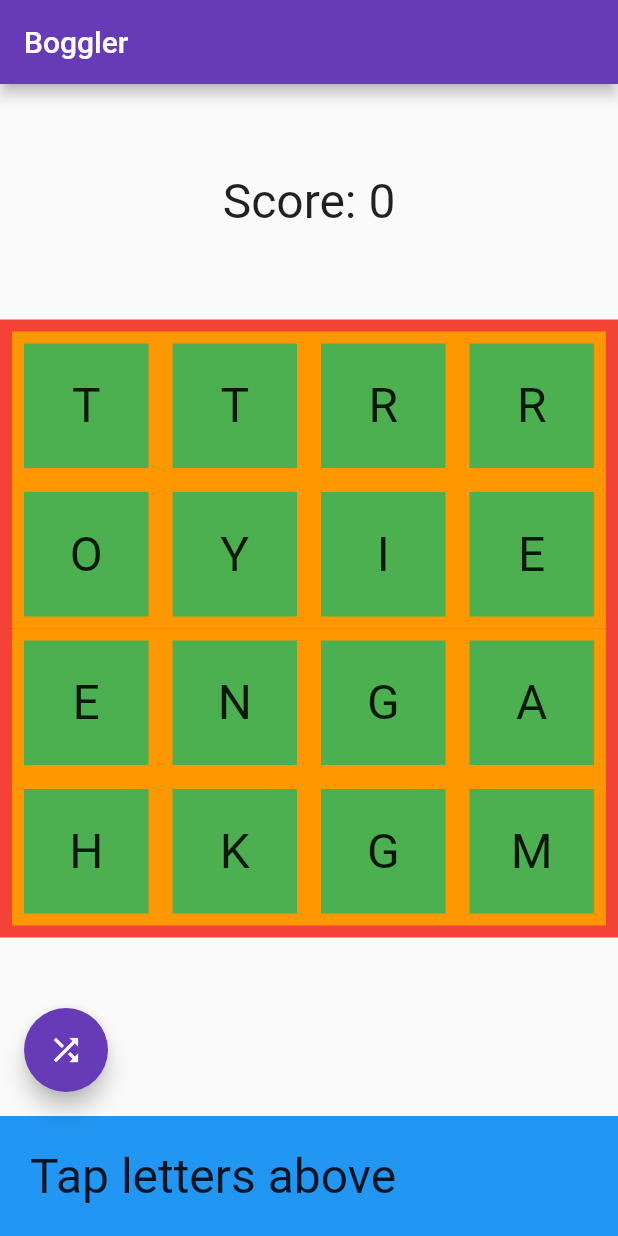
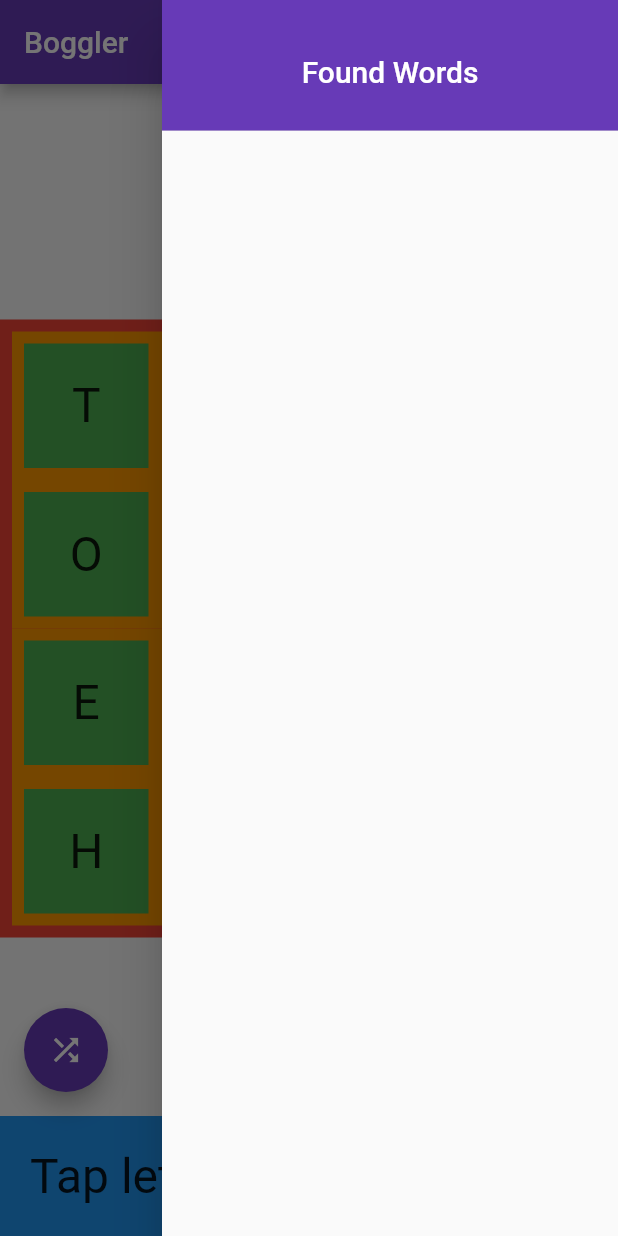
Before and after one commit to byronhallett/boggler, a Flutter app: the screen it shows after launch, with the side drawer open (before the commit the screen has no drawer), on a phone screen of 412 x 824 dp. Run offline on Flutter 3.47's test engine with Material 2 defaults, Android fonts, the phone set to English and light mode, and no system bars.

Commit message:
add roll confirmation, word drawer

```diff
--- a/lib/bottom_bar.dart
+++ b/lib/bottom_bar.dart
@@ -25,8 +25,12 @@ class BottomBar extends StatelessWidget {
         return "Word not found";
       case Result.duplicate:
         return "Word already submitted";
+      case Result.short:
+        return "Must have min 3 letters";
       case Result.pass:
-        return "Scored " + lastScore.toString() + " points";
+        return "Scored " +
+            lastScore.toString() +
+            (lastScore > 1 ? " points" : " point");
       default:
         return "Tap letters above";
     }
--- a/lib/constants.dart
+++ b/lib/constants.dart
@@ -17,4 +17,4 @@ const List<List<String>> cubes = [
   ["H", "L", "N", "N", "R", "Z"],
 ];
 
-const List<int> scoreArray = [0, 1, 1, 1, 1, 2, 3, 5, 11];
+const List<int> scoreArray = [0, 0, 0, 1, 1, 2, 3, 5, 11];
--- /dev/null
+++ b/lib/word_drawer.dart
@@ -0,0 +1,44 @@
+import 'package:flutter/material.dart';
+import 'main.dart';
+
+class WordDrawer extends StatelessWidget {
+  final List<String> foundWords;
+  final double fontSize;
+
+  const WordDrawer({Key key, this.foundWords, this.fontSize}) : super(key: key);
+
+  @override
+  Widget build(BuildContext context) {
+    return Drawer(
+      child: ListView(
+        padding: EdgeInsets.all(0),
+        children: [
+          Container(
+            height: 95,
+            child: DrawerHeader(
+              child: Center(
+                child: Text(
+                  'Found Words',
+                  style: TextStyle(color: Colors.white, fontSize: 20),
+                ),
+              ),
+              decoration: BoxDecoration(
+                color: Colors.deepPurple,
+              ),
+            ),
+          ),
+          ...foundWords
+              .map(
+                (e) => Center(
+                  child: Text(
+                    e,
+                    style: TextStyle(fontSize: 26, height: 1.3),
+                  ),
+                ),
+              )
+              .toList(),
+        ],
+      ),
+    );
+  }
+}
```
Also changed, not shown: lib/main.dart (+47 -4 lines).
